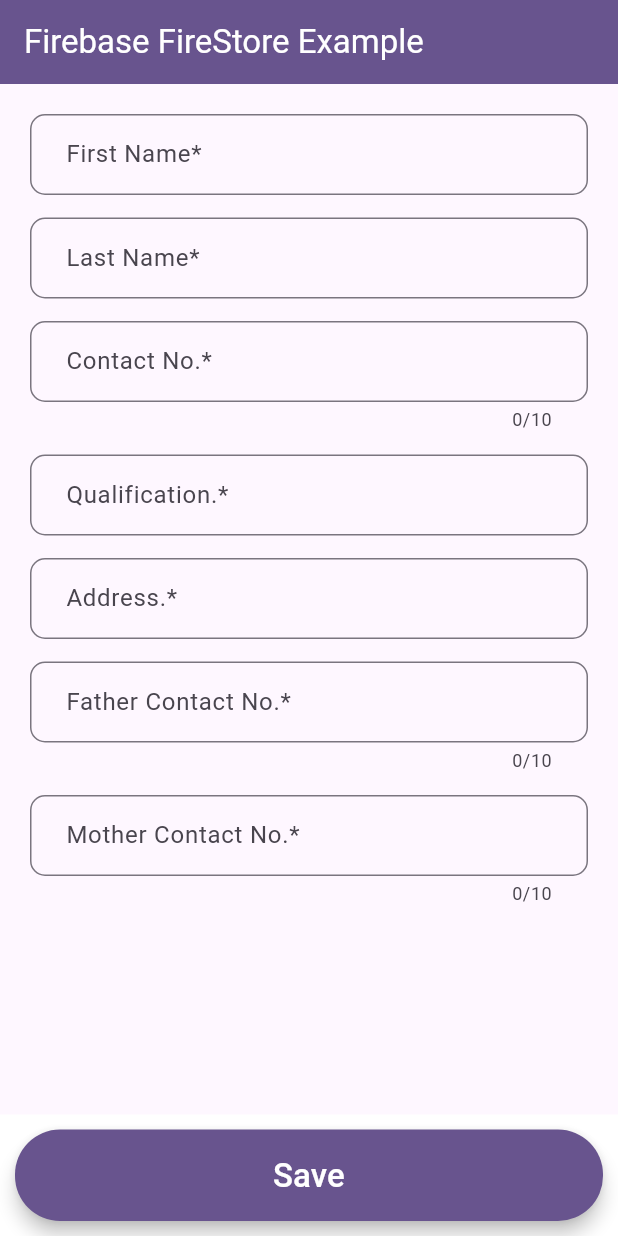
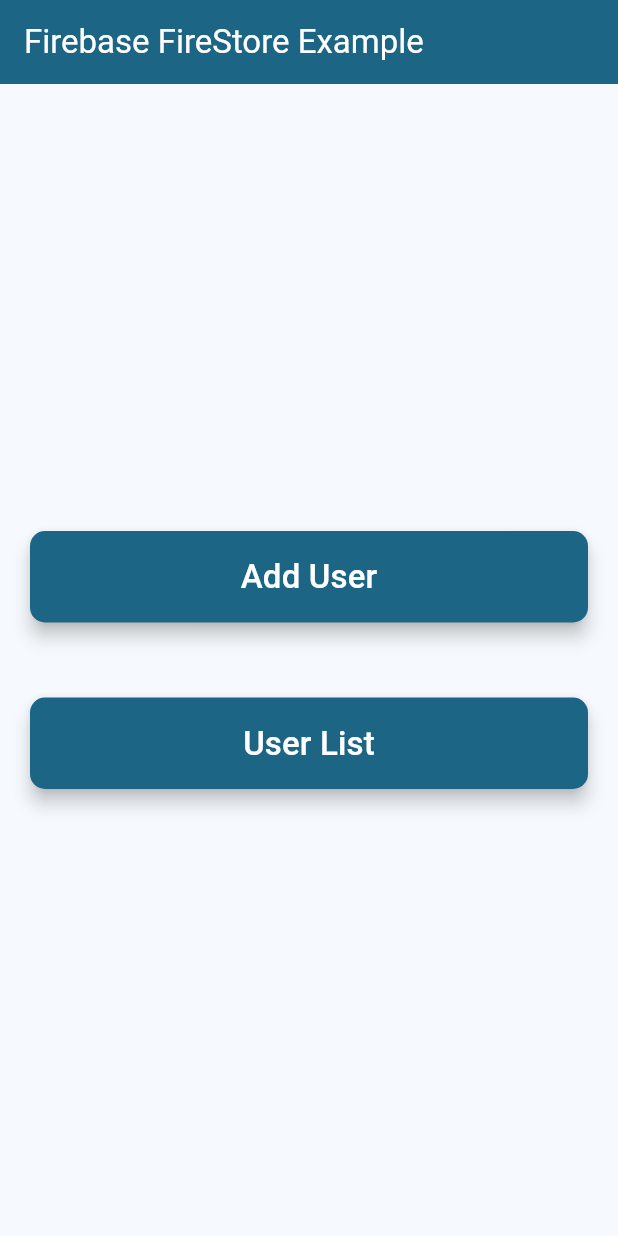
Before and after one commit to SouravMaurya/firebase-fire-store-example, a Flutter app: the screen it shows after launch, on a phone screen of 412 x 824 dp. Run offline on Flutter 3.47's test engine with Material 2 defaults, Android fonts, the phone set to English and light mode, and no system bars; our stand-ins replace cloud_firestore, firebase_core, fluttertoast; accounts and stored records are empty.

Commit message:
Added home screen

```diff
--- a/lib/main.dart
+++ b/lib/main.dart
@@ -1,5 +1,6 @@
 import 'package:firebase_core/firebase_core.dart';
 import 'package:firebase_firstore/screens/add_user_page.dart';
+import 'package:firebase_firstore/screens/home_screen.dart';
 import 'package:flutter/material.dart';
 
 void main() async {
@@ -18,10 +19,10 @@ class MyApp extends StatelessWidget {
       debugShowCheckedModeBanner: false,
       title: 'Flutter Demo',
       theme: ThemeData(
-        colorScheme: ColorScheme.fromSeed(seedColor: Colors.deepPurple),
+        colorScheme: ColorScheme.fromSeed(seedColor: Colors.lightBlueAccent),
         useMaterial3: true,
       ),
-      home: const AddUserScreen(),
+      home: const HomeScreen(),
     );
   }
 }
--- a/lib/screens/add_user_page.dart
+++ b/lib/screens/add_user_page.dart
@@ -144,8 +144,18 @@ class _AddUserScreenState extends State<AddUserScreen> {
       resizeToAvoidBottomInset: false,
       appBar: AppBar(
         title: const Text(
-          'Firebase FireStore Example',
+          'Add User',
           style: TextStyle(color: Colors.white),
+        ),
+        leading: Padding(
+          padding: const EdgeInsets.all(10.0),
+          child: InkWell(
+            onTap: () {
+              Navigator.pop(context);
+            },
+            customBorder: const CircleBorder(),
+            child: const Icon(Icons.arrow_back_rounded, color: Colors.white),
+          ),
         ),
         backgroundColor: Theme.of(context).primaryColor,
       ),
@@ -224,7 +234,6 @@ class _AddUserScreenState extends State<AddUserScreen> {
     userQualificationNoController.text = '';
     userFContactNoController.text = '';
     userMContactNoController.text = '';
-    setState(() {
-    });
+    setState(() {});
   }
 }
--- /dev/null
+++ b/lib/screens/home_screen.dart
@@ -0,0 +1,75 @@
+import 'package:firebase_firstore/screens/add_user_page.dart';
+import 'package:flutter/material.dart';
+
+class HomeScreen extends StatefulWidget {
+  const HomeScreen({super.key});
+
+  @override
+  State<HomeScreen> createState() => _HomeScreenState();
+}
+
+class _HomeScreenState extends State<HomeScreen> {
+  @override
+  Widget build(BuildContext context) {
+    final addUser = Material(
+      elevation: 5.0,
+      borderRadius: BorderRadius.circular(10.0),
+      color: Theme.of(context).primaryColor,
+      child: MaterialButton(
+        minWidth: MediaQuery.of(context).size.width,
+        padding: const EdgeInsets.fromLTRB(20.0, 15.0, 20.0, 15.0),
+        onPressed: () async {
+          Navigator.push(
+              context,
+              MaterialPageRoute(
+                builder: (context) => const AddUserScreen(),
+              ));
+        },
+        child: const Text(
+          "Add User",
+          style: TextStyle(color: Colors.white, fontSize: 22),
+          textAlign: TextAlign.center,
+        ),
+      ),
+    );
+
+    final userList = Material(
+      elevation: 5.0,
+      borderRadius: BorderRadius.circular(10.0),
+      color: Theme.of(context).primaryColor,
+      child: MaterialButton(
+        minWidth: MediaQuery.of(context).size.width,
+        padding: const EdgeInsets.fromLTRB(20.0, 15.0, 20.0, 15.0),
+        onPressed: () async {},
+        child: const Text(
+          "User List",
+          style: TextStyle(color: Colors.white, fontSize: 22),
+          textAlign: TextAlign.center,
+        ),
+      ),
+    );
+
+    return Scaffold(
+      appBar: AppBar(
+        title: const Text(
+          'Firebase FireStore Example',
+          style: TextStyle(color: Colors.white),
+        ),
+        backgroundColor: Theme.of(context).primaryColor,
+      ),
+      body: Padding(
+        padding: const EdgeInsets.symmetric(horizontal: 20.0),
+        child: Column(
+          mainAxisAlignment: MainAxisAlignment.center,
+          children: [
+            addUser,
+            SizedBox(
+              height: 50,
+            ),
+            userList,
+          ],
+        ),
+      ),
+    );
+  }
+}
```
